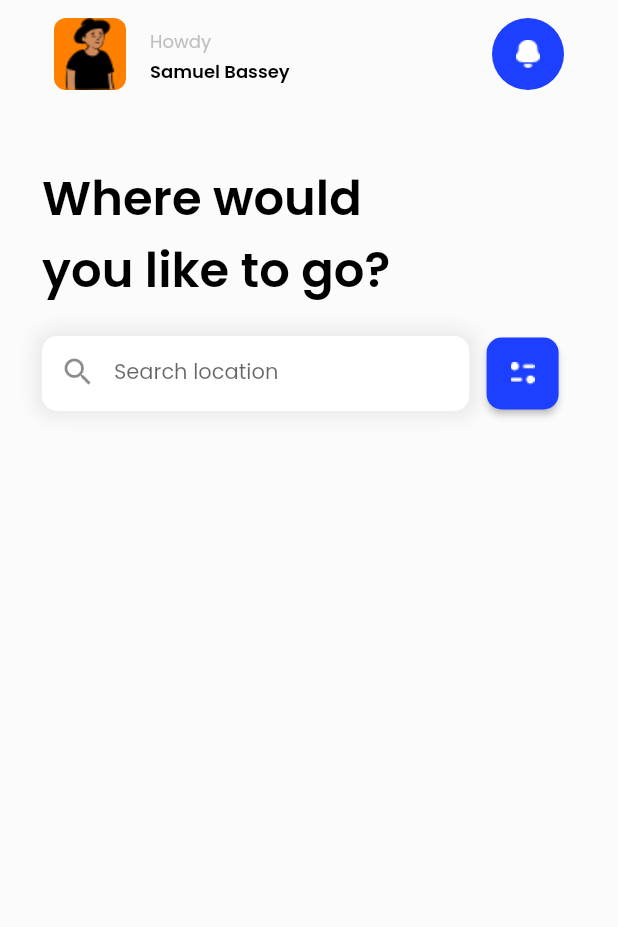
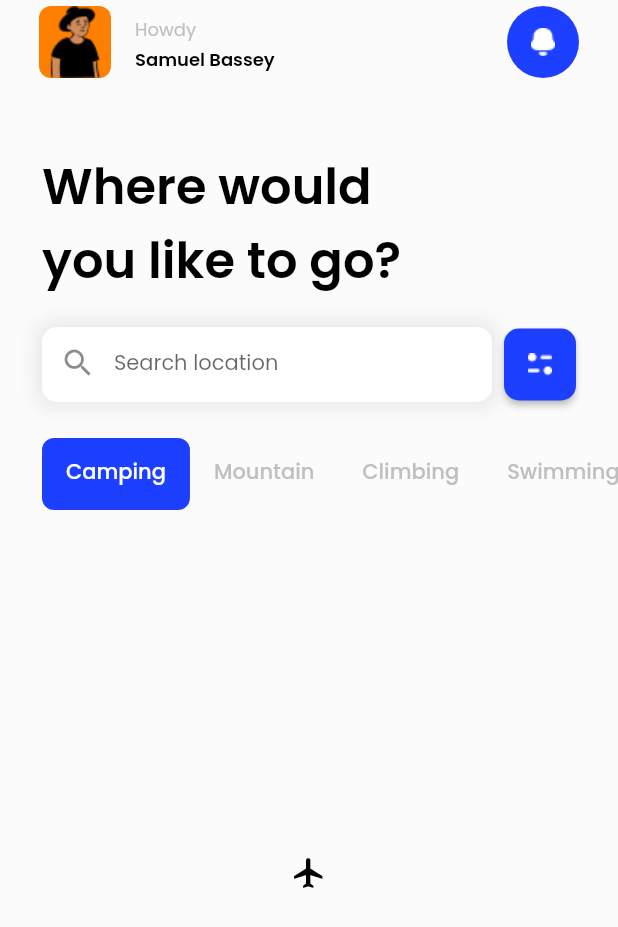
Before and after one commit to SamuelBasseyJohn/travel_ui, a Flutter app: the HomePage screen opened directly, on a phone screen of 412 x 824 dp. Shown: the top 927 px of the screen. Run offline on Flutter 3.47's test engine with Material 2 defaults, Android fonts, the phone set to English and light mode, and no system bars; our stand-ins replace google_fonts, hexcolor, smooth_page_indicator.

Commit message:
added tab bar

```diff
--- a/lib/Pages/home_page.dart
+++ b/lib/Pages/home_page.dart
@@ -1,7 +1,6 @@
 import 'package:flutter/material.dart';
-import 'package:flutter/src/widgets/container.dart';
-import 'package:flutter/src/widgets/framework.dart';
 import 'package:hexcolor/hexcolor.dart';
+import 'package:travel_ui/items.dart';
 
 class HomePage extends StatefulWidget {
   const HomePage({super.key});
@@ -10,20 +9,23 @@ class HomePage extends StatefulWidget {
   State<HomePage> createState() => _HomePageState();
 }
 
-class _HomePageState extends State<HomePage> {
+class _HomePageState extends State<HomePage> with TickerProviderStateMixin {
   @override
   Widget build(BuildContext context) {
+    TabController tabController = TabController(length: 6, vsync: this);
     return Scaffold(
       backgroundColor: HexColor("FBFBFB"),
-      appBar: PreferredSize(
-        preferredSize: const Size.fromHeight(80),
-        child: Container(
-          height: 120,
-          color: HexColor("FBFBFB"),
-          child: SafeArea(
-            child: Padding(
-              padding: const EdgeInsets.symmetric(horizontal: 20),
-              child: ListTile(
+      body: SafeArea(
+        child: CustomScrollView(
+          slivers: [
+            SliverAppBar(
+              pinned: true,
+              floating: false,
+              snap: false,
+              stretch: false,
+              title: ListTile(
+                contentPadding:
+                    EdgeInsets.symmetric(horizontal: 10, vertical: 10),
                 title: Text(
                   'Howdy',
                   style: TextStyle(
@@ -55,73 +57,91 @@ class _HomePageState extends State<HomePage> {
                       borderRadius: BorderRadius.circular(100)),
                 ),
               ),
+              elevation: 1,
+              automaticallyImplyLeading: false,
+              backgroundColor: HexColor("FBFBFB"),
+              expandedHeight: 340,
+              flexibleSpace: FlexibleSpaceBar(
+                background: Padding(
+                  padding: EdgeInsets.symmetric(horizontal: 28),
+                  child: appBarItems,
                 ),
               ),
+              bottom: TabBar(
+                labelColor: HexColor("FFFFFF"),
+                unselectedLabelColor: HexColor('BFBFBF'),
+                padding: EdgeInsets.fromLTRB(28, 8, 0, 0),
+                isScrollable: true,
+                controller: tabController,
+                indicator: BoxDecoration(
+                    color: HexColor("1D3FFF"),
+                    borderRadius: BorderRadius.circular(8)),
+                labelStyle: TextStyle(
+                  color: HexColor("1D3FFF"),
                 ),
+                unselectedLabelStyle: TextStyle(
+                  color: Colors.black,
                 ),
-      body: Column(
-        children: [
-          Padding(
-            padding: const EdgeInsets.fromLTRB(28, 28, 109, 20),
-            child: Text(
-              "Where would you like to go?",
-              style: TextStyle(
-                  fontSize: 32,
-                  fontWeight: FontWeight.w600,
-                  color: HexColor("000000")),
+                tabs: const [
+                  Tab(
+                    text: "Camping",
                   ),
+                  Tab(
+                    text: "Mountain",
                   ),
-          Padding(
-            padding: const EdgeInsets.fromLTRB(28, 0, 28, 31),
-            child: Row(
-              children: [
-                Expanded(
-                  flex: 8,
-                  child: Container(
-                    width: 251,
-                    height: 50,
-                    decoration: BoxDecoration(
-                      borderRadius: BorderRadius.circular(10),
-                      color: HexColor("FFFFFF"),
-                      boxShadow: [
-                        BoxShadow(
-                          color: Color.fromARGB(255, 232, 232, 232),
-                          blurRadius: 10,
-                          spreadRadius: 4,
+                  Tab(
+                    text: "Climbing",
+                  ),
+                  Tab(
+                    text: "Swimming",
+                  ),
+                  Tab(
+                    text: "Flight",
+                  ),
+                  Tab(
+                    text: "Flight",
                   ),
                 ],
               ),
-                    child: TextField(
-                      decoration: InputDecoration(
-                        fillColor: HexColor("FFFFFF"),
-                        prefixIcon: Icon(Icons.search),
-                        hintText: "Search location",
-                        hintStyle: TextStyle(fontSize: 14),
-                        border: InputBorder.none,
+            ),
+            SliverFillRemaining(
+              child: TabBarView(
+                controller: tabController,
+                children: const [
+                  Center(
+                    child: Icon(
+                      Icons.flight,
+                      color: Colors.black,
                     ),
                   ),
+                  Center(
+                    child: Icon(
+                      Icons.flight,
+                      color: Colors.black,
                     ),
                   ),
-                // Expanded(
-                //   flex: 0,
-                //   child: SizedBox(
-                //     width: 20,
-                //   ),
-                // ),
-                Expanded(
-                  flex: 2,
-                  child: Center(
-                    child: ElevatedButton(
-                      onPressed: () {},
-                      child: Image.asset('assets/images/Vector.png'),
-                      style: ElevatedButton.styleFrom(
-                        backgroundColor: HexColor("1D3FFF"),
-                        minimumSize: Size(48, 48),
-                        shape: RoundedRectangleBorder(
-                          borderRadius: BorderRadius.circular(10),
+                  Center(
+                    child: Icon(
+                      Icons.flight,
+                      color: Colors.black,
                     ),
                   ),
+                  Center(
+                    child: Icon(
+                      Icons.flight,
+                      color: Colors.black,
                     ),
+                  ),
+                  Center(
+                    child: Icon(
+                      Icons.flight,
+                      color: Colors.black,
+                    ),
+                  ),
+                  Center(
+                    child: Icon(
+                      Icons.flight,
+                      color: Colors.black,
                     ),
                   ),
                 ],
@@ -129,6 +149,7 @@ class _HomePageState extends State<HomePage> {
             ),
           ],
         ),
+      ),
     );
   }
 }
--- a/lib/Pages/intro_pages/intro_page3.dart
+++ b/lib/Pages/intro_pages/intro_page3.dart
@@ -2,6 +2,7 @@ import 'package:flutter/material.dart';
 import 'package:flutter/src/widgets/container.dart';
 import 'package:flutter/src/widgets/framework.dart';
 import 'package:hexcolor/hexcolor.dart';
+import 'package:travel_ui/Pages/bottom_nav_page.dart';
 import 'package:travel_ui/Pages/home_page.dart';
 
 class Intro3 extends StatelessWidget {
@@ -47,7 +48,7 @@ class Intro3 extends StatelessWidget {
             child: Center(
               child: ElevatedButton(
                 onPressed: () => Navigator.push(context,
-                    MaterialPageRoute(builder: (context) => HomePage())),
+                    MaterialPageRoute(builder: (context) => HomeMain())),
                 style: ElevatedButton.styleFrom(
                     backgroundColor: HexColor('1D3FFF'),
                     minimumSize: const Size(263, 59),
--- a/lib/items.dart
+++ b/lib/items.dart
@@ -1,4 +1,97 @@
 import 'package:flutter/material.dart';
 import 'package:google_fonts/google_fonts.dart';
+import 'package:hexcolor/hexcolor.dart';
 
 const String onboardingImage = 'assets/images/travel_geography.png';
+Widget appBarItems = Column(
+  children: [
+    Container(
+      height: 100,
+      color: HexColor("FBFBFB"),
+      // child:
+    ),
+    Padding(
+      padding: const EdgeInsets.fromLTRB(0, 0, 81, 20),
+      child: Text(
+        "Where would you like to go?",
+        style: TextStyle(
+            fontSize: 33,
+            fontWeight: FontWeight.w600,
+            color: HexColor("000000")),
+      ),
+    ),
+    Padding(
+      padding: const EdgeInsets.only(bottom: 31),
+      child: Row(
+        mainAxisAlignment: MainAxisAlignment.spaceBetween,
+        children: [
+          Container(
+            width: 300,
+            height: 50,
+            decoration: BoxDecoration(
+              borderRadius: BorderRadius.circular(10),
+              color: HexColor("FFFFFF"),
+              boxShadow: const [
+                BoxShadow(
+                  color: Color.fromARGB(255, 232, 232, 232),
+                  blurRadius: 10,
+                  spreadRadius: 4,
+                ),
+              ],
+            ),
+            child: TextField(
+              decoration: InputDecoration(
+                fillColor: HexColor("FFFFFF"),
+                prefixIcon: const Icon(Icons.search),
+                hintText: "Search location",
+                hintStyle: const TextStyle(fontSize: 14),
+                border: InputBorder.none,
+              ),
+            ),
+          ),
+          Container(
+            height: 48,
+            width: 48,
+            child: ElevatedButton(
+              onPressed: () {},
+              child: Image.asset('assets/images/Vector.png'),
+              style: ElevatedButton.styleFrom(
+                backgroundColor: HexColor("1D3FFF"),
+                minimumSize: Size(48, 48),
+                shape: RoundedRectangleBorder(
+                  borderRadius: BorderRadius.circular(10),
+                ),
+              ),
+            ),
+          ),
+        ],
+      ),
+    ),
+  ],
+);
+TabBar tabBarTabs = TabBar(
+  enableFeedback: true,
+  tabs: [
+    Tab(
+      child: Container(
+        child: Text(
+          'flight',
+          style: TextStyle(color: Colors.black),
+        ),
+      ),
+    ),
+    Tab(
+      child: Text(
+        'flight',
+        style: TextStyle(color: Colors.black),
+      ),
+    ),
+    Tab(
+      child: Text(
+        'flight',
+        style: TextStyle(color: Colors.black),
+      ),
+    ),
+  ],
+  isScrollable: true,
+);
--- a/lib/widgets/intro_box.dart
+++ b/lib/widgets/intro_box.dart
@@ -39,6 +39,7 @@ class IntroPageContainer extends StatelessWidget {
           Align(
             alignment: const Alignment(0, 0.3),
             child: SmoothPageIndicator(
+              onDotClicked: (index) {},
               controller: _pageController,
               count: 3,
               effect: SlideEffect(
```
Also changed, not shown: lib/Pages/bottom_nav_page.dart (+49 -0 lines), lib/Pages/bottom_tabs/explore_tab.dart (added, +16 -0 lines), lib/Pages/bottom_tabs/profile_tab.dart (added, +16 -0 lines), lib/Pages/bottom_tabs/setting_tab.dart (added, +16 -0 lines), lib/settings_page.dart (added). Lines whose indentation alone changed are shown as unchanged.
